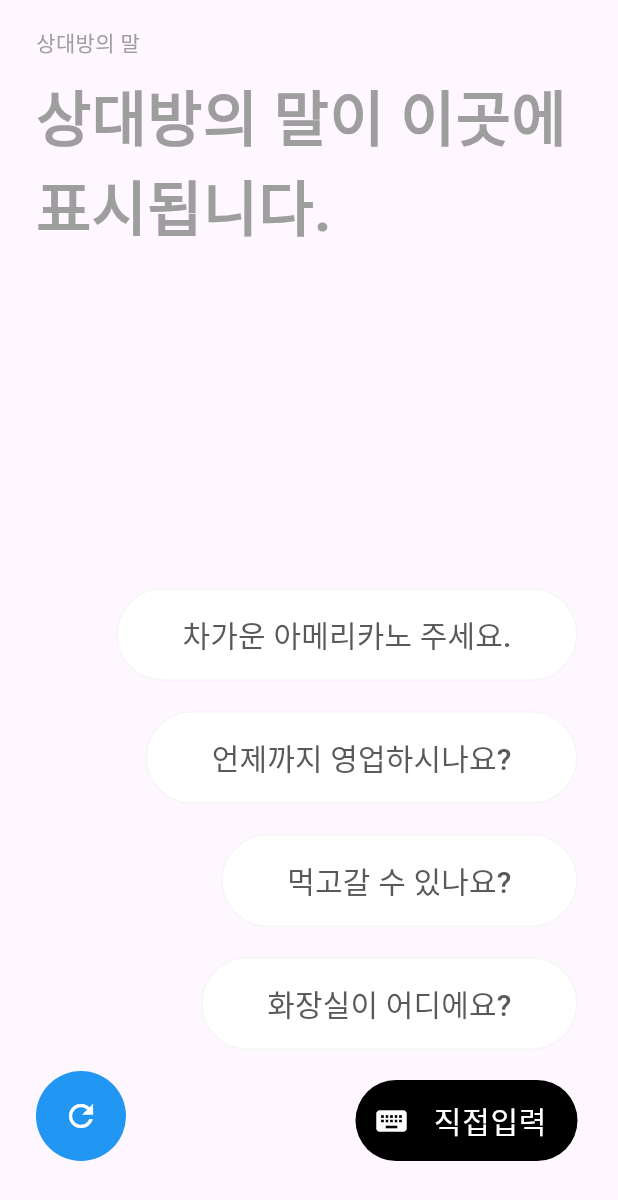
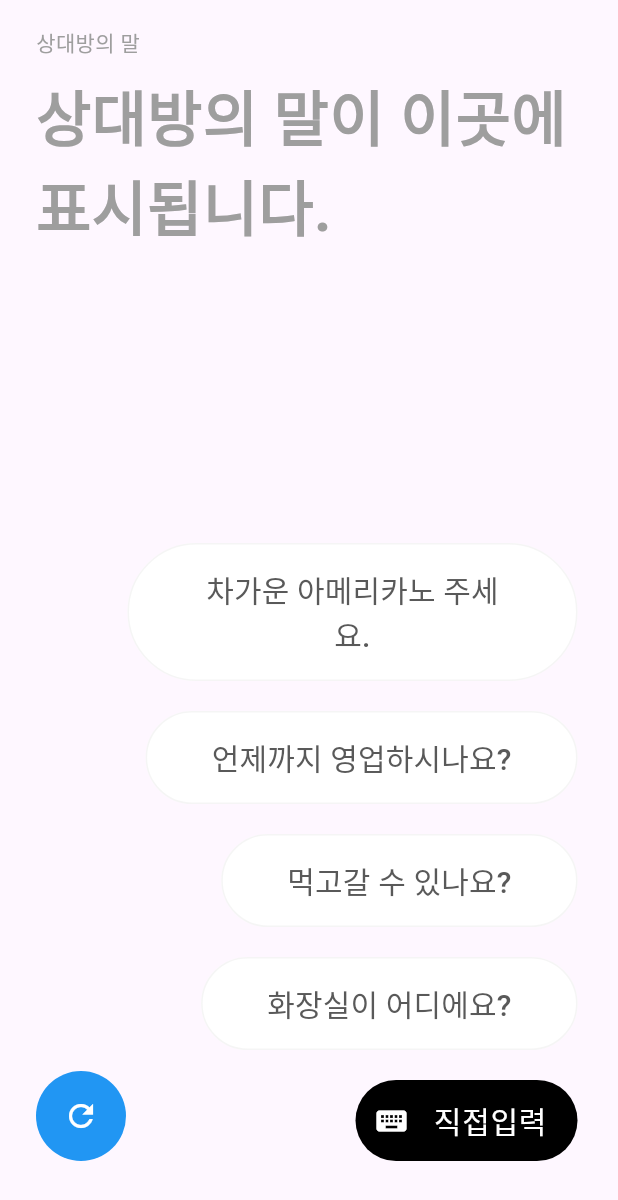
Before and after one commit to Pillar-Bridge/bridge-flutter, a Flutter app: the SelectAnswerScreen screen opened by its route, on a phone screen of 412 x 824 dp. Shown: the top 1200 px of the screen. Run offline on Flutter 3.47's test engine with Material 3 defaults, Android fonts, the phone set to English and light mode, and no system bars; our stand-ins replace geolocator, shared_preferences, speech_to_text; missing offline and left inert: record; accounts and stored records are empty; Roboto replaces fonts that are missing (Pretendard); project files that could hold a hidden picture were left out.

Commit message:
fix: style of select answer button

```diff
--- a/lib/ui/screens/select_answer_screen.dart
+++ b/lib/ui/screens/select_answer_screen.dart
@@ -35,7 +35,7 @@ class _SelectAnswerScreenState extends State<SelectAnswerScreen> {
       widget.conversationList.add(text);
       // 선택된 문장을 unselectedSentences에서 제거
       _unselectedSentences.remove(text);
-      print('conversationList: ' + widget.conversationList.join(', '));
+      print('conversationList: ${widget.conversationList.join(', ')}');
     });
     _controller.clear();
   }
@@ -69,7 +69,7 @@ class _SelectAnswerScreenState extends State<SelectAnswerScreen> {
     final textPainter = TextPainter(
       text: TextSpan(
         text: _controller.text.isEmpty ? '직접입력' : _controller.text,
-        style: TextStyle(fontSize: 20),
+        style: const TextStyle(fontSize: 20),
       ),
       maxLines: 1,
       textDirection: TextDirection.ltr,
@@ -86,7 +86,7 @@ class _SelectAnswerScreenState extends State<SelectAnswerScreen> {
             Column(
               crossAxisAlignment: CrossAxisAlignment.start,
               children: [
-                Padding(
+                const Padding(
                   padding: EdgeInsets.only(left: 24, top: 18),
                   child: Text(
                     '상대방의 말',
@@ -94,7 +94,7 @@ class _SelectAnswerScreenState extends State<SelectAnswerScreen> {
                   ),
                 ),
                 Padding(
-                  padding: EdgeInsets.only(left: 24, top: 10),
+                  padding: const EdgeInsets.only(left: 24, top: 10),
                   child: Text(
                     widget.conversationList.isNotEmpty
                         ? widget.conversationList.last
@@ -125,28 +125,28 @@ class _SelectAnswerScreenState extends State<SelectAnswerScreen> {
                         },
                       ),
                     ),
-                  SizedBox(height: 20),
-                  Container(
+                  const SizedBox(height: 20),
+                  SizedBox(
                     width: containerWidth,
                     child: TextField(
                       controller: _controller,
-                      style: TextStyle(color: Colors.white, fontSize: 20),
+                      style: const TextStyle(color: Colors.white, fontSize: 20),
                       maxLines: 1,
                       keyboardType: TextInputType.text,
                       decoration: InputDecoration(
                         filled: true,
                         fillColor: Colors.black,
-                        contentPadding: EdgeInsets.only(
+                        contentPadding: const EdgeInsets.only(
                             left: 16, right: 16, top: 12, bottom: 12),
                         border: OutlineInputBorder(
                           borderRadius: BorderRadius.circular(40),
                           borderSide: BorderSide.none,
                         ),
                         prefixIcon: _controller.text.isEmpty
-                            ? Icon(Icons.keyboard, color: Colors.white)
+                            ? const Icon(Icons.keyboard, color: Colors.white)
                             : null,
                         hintText: '직접입력',
-                        hintStyle: TextStyle(color: Colors.white),
+                        hintStyle: const TextStyle(color: Colors.white),
                       ),
                       onChanged: (text) {
                         setState(() {});
@@ -161,19 +161,19 @@ class _SelectAnswerScreenState extends State<SelectAnswerScreen> {
             Positioned(
               bottom: 50,
               left: 24,
-              child: Container(
+              child: SizedBox(
                 width: 60,
                 height: 60,
                 child: FloatingActionButton(
                   onPressed: () {
                     // 새로고침 버튼이 클릭되었을 때 실행될 코드를 여기에 작성합니다.
                   },
-                  child: Icon(Icons.refresh, color: Colors.white),
                   shape: RoundedRectangleBorder(
                     borderRadius: BorderRadius.circular(50.0),
                   ),
                   backgroundColor: Colors.blue,
                   elevation: 0,
+                  child: const Icon(Icons.refresh, color: Colors.white),
                 ),
               ),
             ),
--- a/lib/ui/widgets/buttons/button_select_sentence.dart
+++ b/lib/ui/widgets/buttons/button_select_sentence.dart
@@ -26,6 +26,10 @@ class SelectSentenceButton extends StatelessWidget {
       ),
       child: Padding(
         padding: const EdgeInsets.symmetric(horizontal: 20, vertical: 16),
+        child: ConstrainedBox(
+          constraints: BoxConstraints(
+            maxWidth: MediaQuery.of(context).size.width - 200, // 버튼 최대 너비 조정
+          ),
           child: Text(
             label,
             style: const TextStyle(
@@ -33,6 +37,9 @@ class SelectSentenceButton extends StatelessWidget {
               fontSize: 20,
               fontWeight: FontWeight.w500,
             ),
+            softWrap: true,
+            textAlign: TextAlign.center, // 텍스트 정렬 추가
+          ),
         ),
       ),
     );
```
Lines whose indentation alone changed are shown as unchanged.
